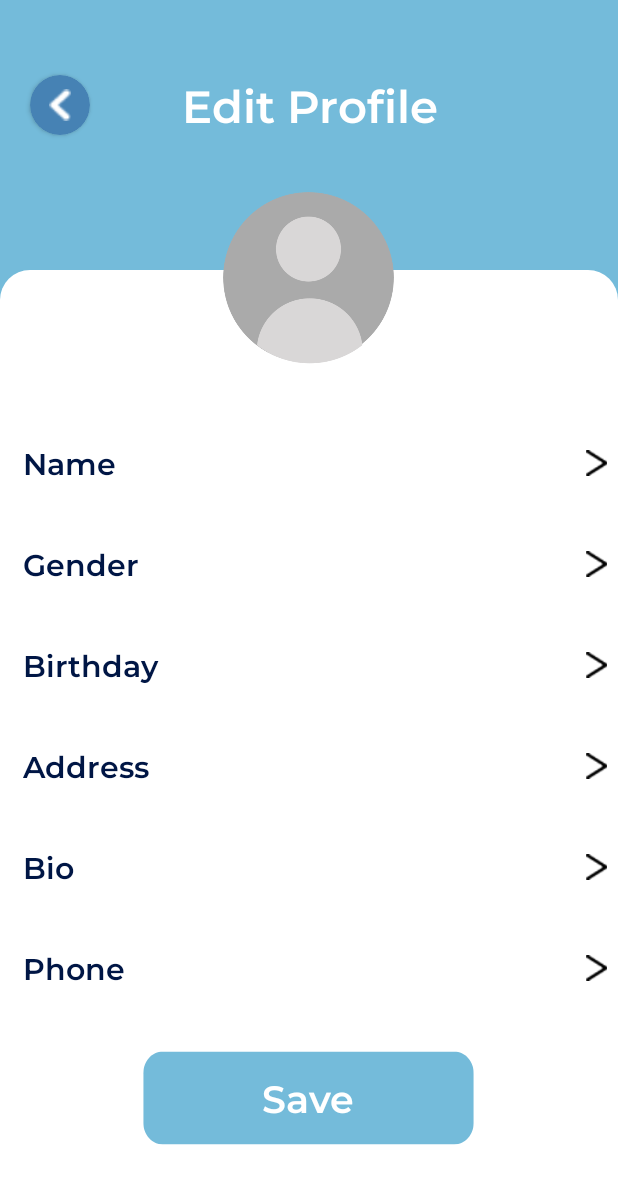
After one commit to phantrananhnguyen/FinalProject_android, an Android app: the EditProfile screen opened directly, with no data from a screen before it, on a phone screen of 412 x 824 dp. The commit adds this screen. Shown: the top 1184 px of the screen. Run offline under Robolectric (Android 15) with nearby library versions, the phone set to English and light mode, and no system bars; network calls fail.

Commit message:
edit profile

```diff
--- a/app/src/main/AndroidManifest.xml
+++ b/app/src/main/AndroidManifest.xml
@@ -29,6 +29,9 @@
         android:theme="@style/Theme.FinalProject_android"
         android:usesCleartextTraffic="true"
         tools:targetApi="31">
+        <activity
+            android:name=".afterlogin.EditProfile"
+            android:exported="false"/>
         <activity
             android:name=".afterlogin.Setting"
             android:exported="false" />
--- a/app/src/main/java/com/example/finalproject_android/SetupInfor.java
+++ b/app/src/main/java/com/example/finalproject_android/SetupInfor.java
@@ -129,7 +129,7 @@ public class SetupInfor extends AppCompatActivity {
         String address = addressInput.getText().toString().trim();
         String phoneNumber = phoneNumberInput.getText().toString().trim();
         int day = dateOfBirthPicker.getDayOfMonth();
-        int month = dateOfBirthPicker.getMonth(); // Lưu ý: tháng bắt đầu từ 0
+        int month = dateOfBirthPicker.getMonth();
         int year = dateOfBirthPicker.getYear();
 
         Calendar calendar = Calendar.getInstance();
--- a/app/src/main/java/com/example/finalproject_android/afterlogin/Profile.java
+++ b/app/src/main/java/com/example/finalproject_android/afterlogin/Profile.java
@@ -3,6 +3,8 @@ package com.example.finalproject_android.afterlogin;
 import android.content.Intent;
 import android.os.Bundle;
 import com.bumptech.glide.Glide;
+
+import androidx.activity.EdgeToEdge;
 import androidx.fragment.app.Fragment;
 
 import android.util.Log;
@@ -36,14 +38,13 @@ public class Profile extends Fragment {
 
     @Override
     public void onCreate(Bundle savedInstanceState) {
+        EdgeToEdge.enable(getActivity());
         super.onCreate(savedInstanceState);
-        Log.e("profile","created");
         apiService = ApiClient.getClient(getContext()).create(ApiService.class);
         userSession = new UserSession(getContext());
         if (userSession != null) {
             userEmail = userSession.getUserEmail();
         }
-        Log.e("profile",userEmail);
     }
 
     @Override
@@ -102,7 +103,6 @@ public class Profile extends Fragment {
         address.setText(user.getAddress());
         email.setText(userEmail); // Use the session email
         since.setText(user.getSince());
-        Log.e("profile",user.getSince());
         bio.setText(user.getBio());
 
         // Load avatar using Glide
--- a/app/src/main/java/com/example/finalproject_android/network/ApiClient.java
+++ b/app/src/main/java/com/example/finalproject_android/network/ApiClient.java
@@ -17,9 +17,9 @@ public class ApiClient {
             httpClientBuilder.addInterceptor(new AuthInterceptor(context));
             client = httpClientBuilder.build();
             retrofit = new Retrofit.Builder()
-                    .baseUrl("https://a7c8-171-247-164-15.ngrok-free.app") // Địa chỉ localhost hoặc IP của server Node.js
+                    //.baseUrl("https://a7c8-171-247-164-15.ngrok-free.app") // Địa chỉ localhost hoặc IP của server Node.js
                    // .baseUrl("https://server-pothole-androi-app.onrender.com")
-                    //.baseUrl("http://10.0.2.2:3000")
+                    .baseUrl("http://10.0.2.2:3000")
                     .addConverterFactory(GsonConverterFactory.create())
                     .client(client)
                     .build();
--- /dev/null
+++ b/app/src/main/res/layout/activity_edit_profile.xml
@@ -0,0 +1,244 @@
+<?xml version="1.0" encoding="utf-8"?>
+<RelativeLayout xmlns:android="http://schemas.android.com/apk/res/android"
+    xmlns:app="http://schemas.android.com/apk/res-auto"
+    xmlns:tools="http://schemas.android.com/tools"
+    android:id="@+id/main"
+    android:layout_width="match_parent"
+    android:layout_height="match_parent"
+    tools:context=".afterlogin.EditProfile"
+    android:background="@color/light_blue">
+    <androidx.cardview.widget.CardView
+        android:layout_width="40dp"
+        android:layout_height="40dp"
+        app:cardCornerRadius="40dp"
+        android:layout_alignParentStart="true"
+        android:layout_marginTop="50dp"
+        android:layout_marginStart="20dp"
+        android:backgroundTint="@color/dark_blue">
+        <ImageButton
+            android:id="@+id/edt_close"
+            android:layout_width="wrap_content"
+            android:layout_height="wrap_content"
+            android:src="@drawable/back"
+            android:layout_gravity="center"
+            android:scaleX="1.2"
+            android:scaleY="1.2"
+            android:background="@android:color/transparent"/>
+    </androidx.cardview.widget.CardView>
+    <TextView
+        android:layout_width="match_parent"
+        android:layout_height="wrap_content"
+        android:text="Edit Profile"
+        android:textAppearance="@style/normal_word"
+        android:textColor="@color/white"
+        android:textSize="30sp"
+        android:textAlignment="center"
+        android:layout_marginTop="50dp"/>
+    <ImageView
+        android:layout_width="130dp"
+        android:layout_height="130dp"
+        android:src="@drawable/defaultusr"
+        android:background="@drawable/round_image"
+        android:layout_centerHorizontal="true"
+        android:layout_marginTop="120dp"
+        android:elevation="4dp"/>
+    <LinearLayout
+        android:layout_width="match_parent"
+        android:layout_height="match_parent"
+        android:orientation="vertical"
+        android:layout_marginTop="180dp"
+        android:background="@drawable/half_corner">
+        <LinearLayout
+            android:layout_width="match_parent"
+            android:layout_height="wrap_content"
+            android:orientation="horizontal"
+            android:layout_marginTop="115dp"
+            android:layout_marginBottom="20dp"
+            android:layout_marginStart="15dp">
+            <TextView
+                android:layout_width="0dp"
+                android:layout_height="wrap_content"
+                android:layout_weight="1"
+                android:text="Name"
+                android:textSize="20sp"
+                android:textAppearance="@style/underline"/>
+            <TextView
+                android:id="@+id/edt_name"
+                android:layout_width="0dp"
+                android:layout_height="wrap_content"
+                android:layout_weight="3"
+                android:textSize="20sp"
+                android:textAlignment="viewEnd"
+                android:textAppearance="@style/regu_text"/>
+            <ImageView
+                android:layout_width="0dp"
+                android:layout_height="wrap_content"
+                android:layout_weight="0.3"
+                android:layout_gravity="center"
+                android:scaleX="0.8"
+                android:scaleY="0.8"
+                android:src="@drawable/ic_forward"/>
+        </LinearLayout>
+        <LinearLayout
+            android:layout_width="match_parent"
+            android:layout_height="wrap_content"
+            android:orientation="horizontal"
+            android:layout_marginVertical="20dp"
+            android:layout_marginStart="15dp">
+            <TextView
+                android:layout_width="0dp"
+                android:layout_height="wrap_content"
+                android:layout_weight="1"
+                android:text="Gender"
+                android:textSize="20sp"
+                android:textAppearance="@style/underline"/>
+            <TextView
+                android:id="@+id/edt_gender"
+                android:layout_width="0dp"
+                android:layout_height="wrap_content"
+                android:layout_weight="3"
+                android:textSize="20sp"
+                android:textAlignment="viewEnd"
+                android:textAppearance="@style/regu_text"/>
+            <ImageView
+                android:layout_width="0dp"
+                android:layout_height="wrap_content"
+                android:layout_weight="0.3"
+                android:layout_gravity="center"
+                android:scaleX="0.8"
+                android:scaleY="0.8"
+                android:src="@drawable/ic_forward"/>
+        </LinearLayout>
+        <LinearLayout
+            android:layout_width="match_parent"
+            android:layout_height="wrap_content"
+            android:orientation="horizontal"
+            android:layout_marginVertical="20dp"
+            android:layout_marginStart="15dp">
+            <TextView
+                android:layout_width="0dp"
+                android:layout_height="wrap_content"
+                android:layout_weight="1"
+                android:text="Birthday"
+                android:textSize="20sp"
+                android:textAppearance="@style/underline"/>
+            <TextView
+                android:id="@+id/edt_birthday"
+                android:layout_width="0dp"
+                android:layout_height="wrap_content"
+                android:layout_weight="3"
+                android:textSize="20sp"
+                android:textAlignment="viewEnd"
+                android:textAppearance="@style/regu_text"/>
+            <ImageView
+                android:layout_width="0dp"
+                android:layout_height="wrap_content"
+                android:layout_weight="0.3"
+                android:layout_gravity="center"
+                android:scaleX="0.8"
+                android:scaleY="0.8"
+                android:src="@drawable/ic_forward"/>
+        </LinearLayout>
+        <LinearLayout
+            android:layout_width="match_parent"
+            android:layout_height="wrap_content"
+            android:orientation="horizontal"
+            android:layout_marginVertical="20dp"
+            android:layout_marginStart="15dp">
+            <TextView
+                android:layout_width="0dp"
+                android:layout_height="wrap_content"
+                android:layout_weight="1"
+                android:text="Address"
+                android:textSize="20sp"
+                android:textAppearance="@style/underline"/>
+            <TextView
+                android:id="@+id/edt_address"
+                android:layout_width="0dp"
+                android:layout_height="wrap_content"
+                android:layout_weight="3"
+                android:textSize="20sp"
+                android:textAlignment="viewEnd"
+                android:textAppearance="@style/regu_text"/>
+            <ImageView
+                android:layout_width="0dp"
+                android:layout_height="wrap_content"
+                android:layout_weight="0.3"
+                android:layout_gravity="center"
+                android:scaleX="0.8"
+                android:scaleY="0.8"
+                android:src="@drawable/ic_forward"/>
+        </LinearLayout>
+        <LinearLayout
+            android:layout_width="match_parent"
+            android:layout_height="wrap_content"
+            android:orientation="horizontal"
+            android:layout_marginVertical="20dp"
+            android:layout_marginStart="15dp">
+            <TextView
+                android:layout_width="0dp"
+                android:layout_height="wrap_content"
+                android:layout_weight="1"
+                android:text="Bio"
+                android:textSize="20sp"
+                android:textAppearance="@style/underline"/>
+            <TextView
+                android:id="@+id/edt_bio"
+                android:layout_width="0dp"
+                android:layout_height="wrap_content"
+                android:layout_weight="3"
+                android:textSize="20sp"
+                android:textAlignment="viewEnd"
+                android:textAppearance="@style/regu_text"/>
+            <ImageView
+                android:layout_width="0dp"
+                android:layout_height="wrap_content"
+                android:layout_weight="0.3"
+                android:layout_gravity="center"
+                android:scaleX="0.8"
+                android:scaleY="0.8"
+                android:src="@drawable/ic_forward"/>
+        </LinearLayout>
+        <LinearLayout
+            android:layout_width="match_parent"
+            android:layout_height="wrap_content"
+            android:orientation="horizontal"
+            android:layout_marginVertical="20dp"
+            android:layout_marginStart="15dp">
+            <TextView
+                android:layout_width="0dp"
+                android:layout_height="wrap_content"
+                android:layout_weight="1"
+                android:text="Phone"
+                android:textSize="20sp"
+                android:textAppearance="@style/underline"/>
+            <TextView
+                android:id="@+id/edt_phone"
+                android:layout_width="0dp"
+                android:layout_height="wrap_content"
+                android:layout_weight="3"
+                android:textSize="20sp"
+                android:textAlignment="viewEnd"
+                android:textAppearance="@style/regu_text"/>
+            <ImageView
+                android:layout_width="0dp"
+                android:layout_height="wrap_content"
+                android:layout_weight="0.3"
+                android:layout_gravity="center"
+                android:scaleX="0.8"
+                android:scaleY="0.8"
+                android:src="@drawable/ic_forward"/>
+        </LinearLayout>
+        <Button
+            android:id="@+id/save"
+            android:layout_width="wrap_content"
+            android:layout_height="wrap_content"
+            android:textSize="25sp"
+            android:text="Save"
+            android:background="@drawable/custom_btn"
+            android:layout_gravity="center"
+            android:layout_marginTop="20dp"
+            android:textAppearance="@style/normal_word"
+            android:textColor="@color/white"/>
+    </LinearLayout>
+</RelativeLayout>
--- a/app/src/main/res/layout/activity_setting.xml
+++ b/app/src/main/res/layout/activity_setting.xml
@@ -8,7 +8,6 @@
     android:background="@color/light_blue"
     tools:context=".afterlogin.Setting">
         <androidx.cardview.widget.CardView
-            android:id="@+id/setting_back"
             android:layout_width="wrap_content"
             android:layout_height="wrap_content"
             android:layout_alignParentStart="true"
@@ -17,6 +16,7 @@
             android:layout_marginTop="70dp"
             android:backgroundTint="@color/dark_blue">
             <ImageButton
+                android:id="@+id/setting_back"
                 android:layout_width="40dp"
                 android:layout_height="40dp"
                 android:src="@drawable/back"
--- a/app/src/main/res/layout/fragment_map.xml
+++ b/app/src/main/res/layout/fragment_map.xml
@@ -21,7 +21,8 @@
             android:layout_alignParentTop="true"
             android:background="@color/white"
             app:cardCornerRadius="15dp"
-            android:layout_margin="16dp">
+            android:layout_marginTop="40dp"
+            android:layout_marginHorizontal="15dp">
             <EditText
                 android:id="@+id/autocomplete_query"
                 android:layout_width="match_parent"
--- a/app/src/main/res/layout/fragment_profile.xml
+++ b/app/src/main/res/layout/fragment_profile.xml
@@ -14,7 +14,7 @@
             android:layout_width="130dp"
             android:layout_height="130dp"
             android:layout_centerHorizontal="true"
-            android:layout_marginTop="125dp"
+            android:layout_marginTop="100dp"
             android:elevation="4dp"
             android:src="@drawable/defaultusr"
             android:background="@drawable/round_image"/>
@@ -32,7 +32,7 @@
                 android:layout_width="match_parent"
                 android:layout_height="wrap_content"
                 android:orientation="vertical"
-                android:layout_marginTop="180dp"
+                android:layout_marginTop="165dp"
                 android:background="@drawable/half_corner">
                 <RelativeLayout
                     android:layout_width="match_parent"
```
Also changed, not shown: app/src/main/java/com/example/finalproject_android/afterlogin/Dashboard.java (+8 -0 lines), app/src/main/java/com/example/finalproject_android/afterlogin/EditProfile.java (added, +265 -0 lines), app/src/main/java/com/example/finalproject_android/afterlogin/Setting.java (+5 -2 lines).
